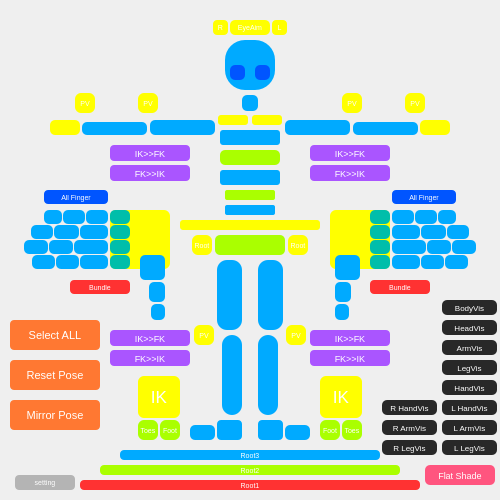
First picture: the form in designer_ui.ui, repository Gomanosuke/AutoRigForHumanoid, before the edit.
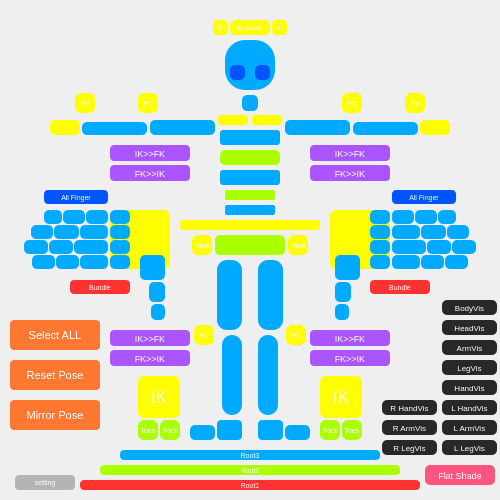
Second picture: the form after the edit.

Commit message: Match Picker metacarpal button color to the finger buttons

What changed in the file:
```diff
--- a/designer_ui.ui
+++ b/designer_ui.ui
@@ -3936,7 +3936,7 @@
    <property name="styleSheet">
     <string notr="true">/* 通常時 */
 QPushButton {
-    background-color: rgb(0, 190, 170);
+    background-color: rgb(0, 170, 255);
     border-radius: 5px;
     color: white; 
 }
@@ -3976,7 +3976,7 @@
    <property name="styleSheet">
     <string notr="true">/* 通常時 */
 QPushButton {
-    background-color: rgb(0, 190, 170);
+    background-color: rgb(0, 170, 255);
     border-radius: 5px;
     color: white; 
 }
@@ -4016,7 +4016,7 @@
    <property name="styleSheet">
     <string notr="true">/* 通常時 */
 QPushButton {
-    background-color: rgb(0, 190, 170);
+    background-color: rgb(0, 170, 255);
     border-radius: 5px;
     color: white; 
 }
@@ -4056,7 +4056,7 @@
    <property name="styleSheet">
     <string notr="true">/* 通常時 */
 QPushButton {
-    background-color: rgb(0, 190, 170);
+    background-color: rgb(0, 170, 255);
     border-radius: 5px;
     color: white; 
 }
@@ -4096,7 +4096,7 @@
    <property name="styleSheet">
     <string notr="true">/* 通常時 */
 QPushButton {
-    background-color: rgb(0, 190, 170);
+    background-color: rgb(0, 170, 255);
     border-radius: 5px;
     color: white; 
 }
@@ -4136,7 +4136,7 @@
    <property name="styleSheet">
     <string notr="true">/* 通常時 */
 QPushButton {
-    background-color: rgb(0, 190, 170);
+    background-color: rgb(0, 170, 255);
     border-radius: 5px;
     color: white; 
 }
@@ -4176,7 +4176,7 @@
    <property name="styleSheet">
     <string notr="true">/* 通常時 */
 QPushButton {
-    background-color: rgb(0, 190, 170);
+    background-color: rgb(0, 170, 255);
     border-radius: 5px;
     color: white; 
 }
@@ -4216,7 +4216,7 @@
    <property name="styleSheet">
     <string notr="true">/* 通常時 */
 QPushButton {
-    background-color: rgb(0, 190, 170);
+    background-color: rgb(0, 170, 255);
     border-radius: 5px;
     color: white; 
 }
```
Left out of the diff: 32 changed lines with no effect on the pictures.
